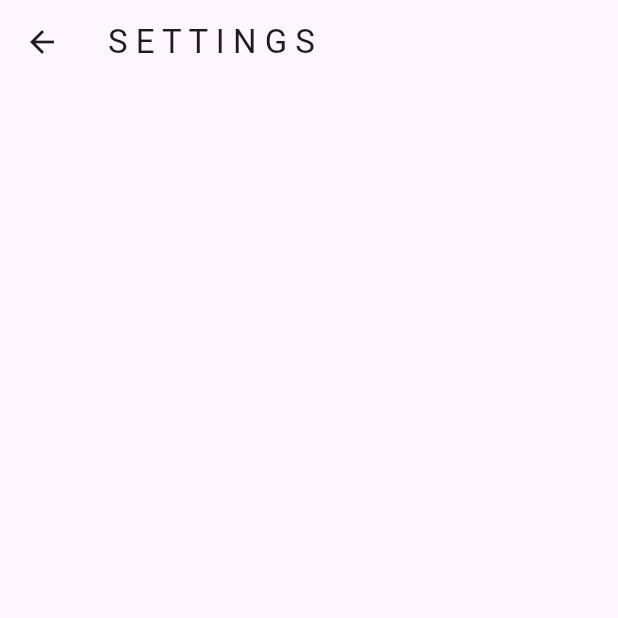
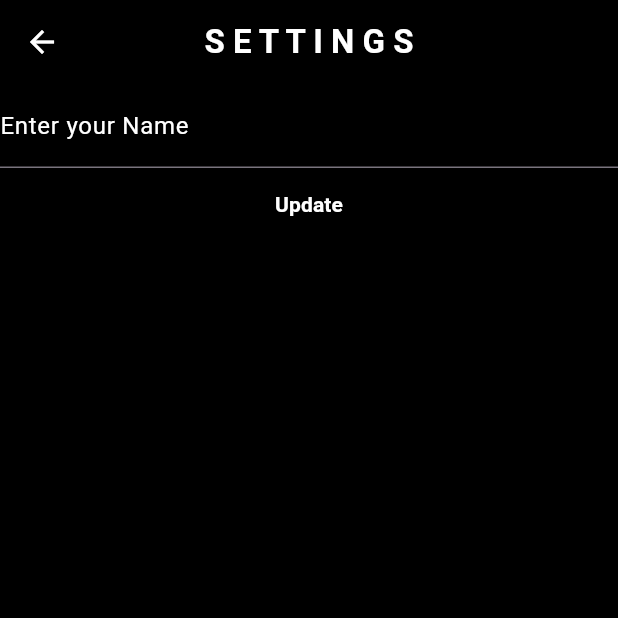
Before and after one commit to Anyanwu-Carl/X-Clone, a Flutter app: the screen it shows once a user with an empty profile is signed in, in the side drawer, after a tap on "Settings & Support", on a phone screen of 412 x 824 dp, the top half of it. Run offline on Flutter 3.47's test engine with Material 3 defaults, Android fonts, the phone set to English and light mode, and no system bars; our stand-ins replace cloud_firestore, firebase_auth, firebase_core, flutter_riverpod, font_awesome_flutter; accounts and stored records are empty; generated files the repository leaves out were written again; network calls fail.

Commit message:
Modified setings_page and user_provider

```diff
--- a/lib/main.dart
+++ b/lib/main.dart
@@ -1,4 +1,3 @@
-import 'package:cloud_firestore/cloud_firestore.dart';
 import 'package:firebase_auth/firebase_auth.dart';
 import 'package:firebase_core/firebase_core.dart';
 import 'package:flutter/material.dart';
@@ -11,7 +10,6 @@ import 'package:tute_app/provider/user_provider.dart';
 void main() async {
   WidgetsFlutterBinding.ensureInitialized();
   await Firebase.initializeApp(options: DefaultFirebaseOptions.currentPlatform);
-  FirebaseFirestore.instance.settings = const Settings(persistenceEnabled: true);
   runApp(const ProviderScope(child: MyApp()));
 }
 
@@ -28,6 +26,7 @@ class MyApp extends ConsumerWidget {
         builder: (context, snapshot) {
           if (snapshot.hasData) {
             ref.read(userProvider.notifier).login(snapshot.data!.email!);
+            ref.read(userProvider.notifier).loadUser();
             return const HomePage();
           }
           return const SignInPage();
--- a/lib/pages/settings_page.dart
+++ b/lib/pages/settings_page.dart
@@ -1,10 +1,60 @@
 import 'package:flutter/material.dart';
+import 'package:flutter_riverpod/flutter_riverpod.dart';
+import 'package:tute_app/provider/user_provider.dart';
 
-class SettingsPage extends StatelessWidget {
+class SettingsPage extends ConsumerStatefulWidget {
   const SettingsPage({super.key});
 
   @override
+  ConsumerState<SettingsPage> createState() => _SettingsPageState();
+}
+
+class _SettingsPageState extends ConsumerState<SettingsPage> {
+  final TextEditingController nameController = TextEditingController();
+
+  @override
   Widget build(BuildContext context) {
-    return Scaffold(appBar: AppBar(title: Text("S E T T I N G S")));
+    LocalUser currentUser = ref.watch(userProvider);
+    nameController.text = currentUser.user.name;
+
+    return Scaffold(
+      backgroundColor: Colors.black,
+      appBar: AppBar(
+        title: Text(
+          "S E T T I N G S",
+          style: TextStyle(fontWeight: FontWeight.bold),
+        ),
+        centerTitle: true,
+        backgroundColor: Colors.black,
+        foregroundColor: Colors.white,
+      ),
+      body: Column(
+        children: [
+          TextFormField(
+            style: TextStyle(color: Colors.white),
+            decoration: InputDecoration(
+              labelText: "Enter your Name",
+              labelStyle: TextStyle(color: Colors.white),
+              focusedBorder: UnderlineInputBorder(
+                borderSide: BorderSide(color: Colors.white),
+              ),
+            ),
+            controller: nameController,
+          ),
+          TextButton(
+            onPressed: () {
+              ref.watch(userProvider.notifier).updateName(nameController.text);
+            },
+            child: Text(
+              "Update",
+              style: TextStyle(
+                color: Colors.white,
+                fontWeight: FontWeight.bold,
+              ),
+            ),
+          ),
+        ],
+      ),
+    );
   }
 }
--- a/lib/provider/user_provider.dart
+++ b/lib/provider/user_provider.dart
@@ -1,4 +1,5 @@
 import 'package:cloud_firestore/cloud_firestore.dart';
+import 'package:firebase_auth/firebase_auth.dart';
 import 'package:flutter_riverpod/legacy.dart';
 import 'package:tute_app/models/user.dart';
 import 'package:flutter_riverpod/flutter_riverpod.dart';
@@ -23,62 +24,89 @@ class UserNotifier extends StateNotifier<LocalUser> {
     : super(
         LocalUser(
           id: "",
-          user: FirebaseUser(
-            email: "",
-            name: '',
-            profilePic: '',
-          ),
+          user: FirebaseUser(email: "", name: "", profilePic: ""),
         ),
       );
+
   // Firebase Firestore
   final FirebaseFirestore _firestore = FirebaseFirestore.instance;
+  final user = FirebaseAuth.instance.currentUser;
 
   // Log in Function
-  Future<void> login(String email) async {
-    QuerySnapshot response = await _firestore
-        .collection("users")
-        .where("email", isEqualTo: email)
-        .get();
+  Future<void> login(String s) async {
+    final currentUser = FirebaseAuth.instance.currentUser;
 
-    if (response.docs.isEmpty) {
-      print("No Firestore user is associated to authenticated email: $email");
-      return;
+    if (currentUser == null) return;
+
+    final doc = await _firestore.collection("users").doc(currentUser.uid).get();
+
+    if (!doc.exists) return;
+
+    state = LocalUser(
+      id: doc.id,
+      user: FirebaseUser.fromMap(doc.data() as Map<String, dynamic>),
+    );
+  }
+
+  Future<void> loadUser() async {
+    final currentUser = FirebaseAuth.instance.currentUser;
+
+    if (currentUser == null) return;
+
+    final doc = await _firestore.collection("users").doc(currentUser.uid).get();
+
+    if (!doc.exists) return;
+
+    state = LocalUser(
+      id: doc.id,
+      user: FirebaseUser.fromMap(doc.data() as Map<String, dynamic>),
+    );
+  }
+
+  // ------CREATE DATA----------
+  // Sign Up function
+  Future<void> signUp(String email) async {
+    final currentUser = FirebaseAuth.instance.currentUser;
+
+    if (currentUser == null) {
+      throw Exception("User not authenticated");
     }
 
-    if (response.docs.length != 1) {
-      print("More than one firestore user associate with email: $email");
-      return;
-    }
+    await _firestore
+        .collection("users")
+        .doc(currentUser.uid)
+        .set(
+          FirebaseUser(
+            email: email,
+            name: currentUser.email!,
+            profilePic: 'http://www.gravatar.com/avatar/?d=mp',
+          ).toMap(),
+        );
 
     state = LocalUser(
-      id: response.docs[0].id,
-      user: FirebaseUser.fromMap(
-        response.docs[0].data() as Map<String, dynamic>,
+      id: currentUser.uid,
+      user: FirebaseUser(
+        email: email,
+        name: currentUser.email!,
+        profilePic: 'http://www.gravatar.com/avatar/?d=mp',
       ),
     );
   }
 
-  // Sign Up function
-  Future<void> signUp(String email) async {
-    // Firebase Firestore
-    DocumentReference response = await _firestore
-        .collection("users")
-        .add(
-          FirebaseUser(
-            email: email,
-            name: 'No Name',
-            profilePic: 'http://www.gravatar.com/avatar/?d=mp',
-          ).toMap(),
-        );
-    DocumentSnapshot snapshot = await response.get();
-    state = LocalUser(
-      id: response.id,
-      user: FirebaseUser.fromMap(snapshot.data() as Map<String, dynamic>),
-    );
+  // ----UPDATE DATA-------
+  Future<void> updateName(String name) async {
+    if (state.id.isEmpty || state.id == "error") {
+      throw Exception("User not properly initialized or logged in");
+    }
+
+    await _firestore.collection("users").doc(state.id).update({"name": name});
+    state = state.copyWith(user: state.user.copyWith(name: name));
   }
 
   // Log out function
   void logOut() {
+    FirebaseAuth.instance.signOut(); // important
+
     state = LocalUser(
       id: "",
       user: FirebaseUser(email: "", name: '', profilePic: ''),
```
